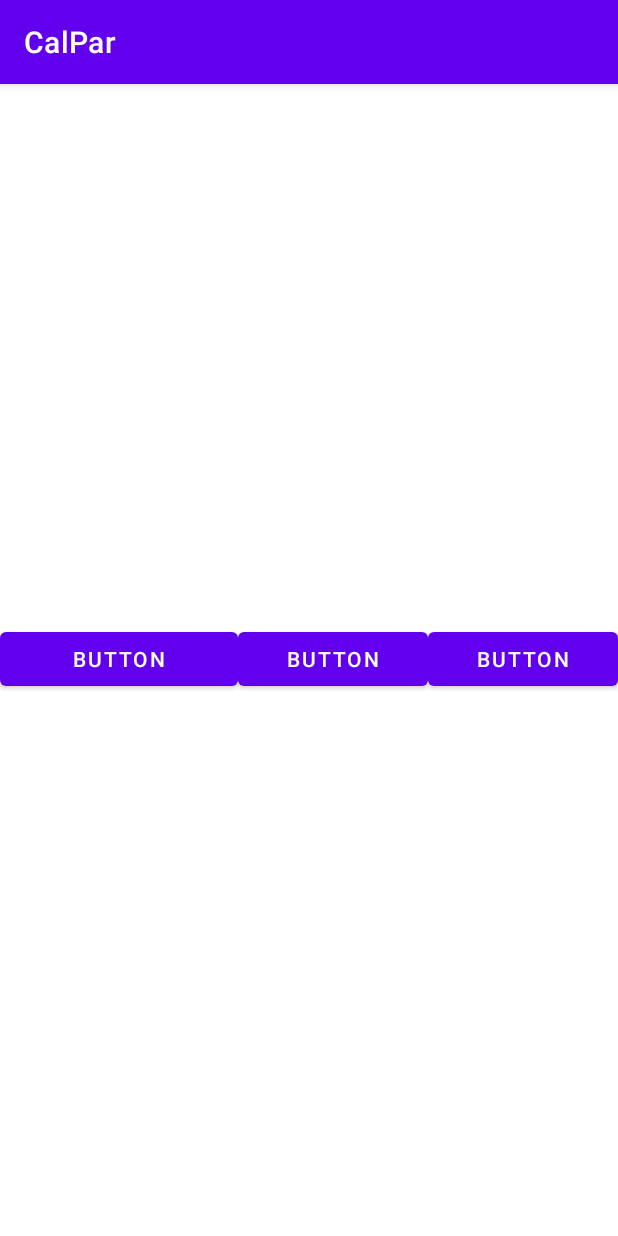
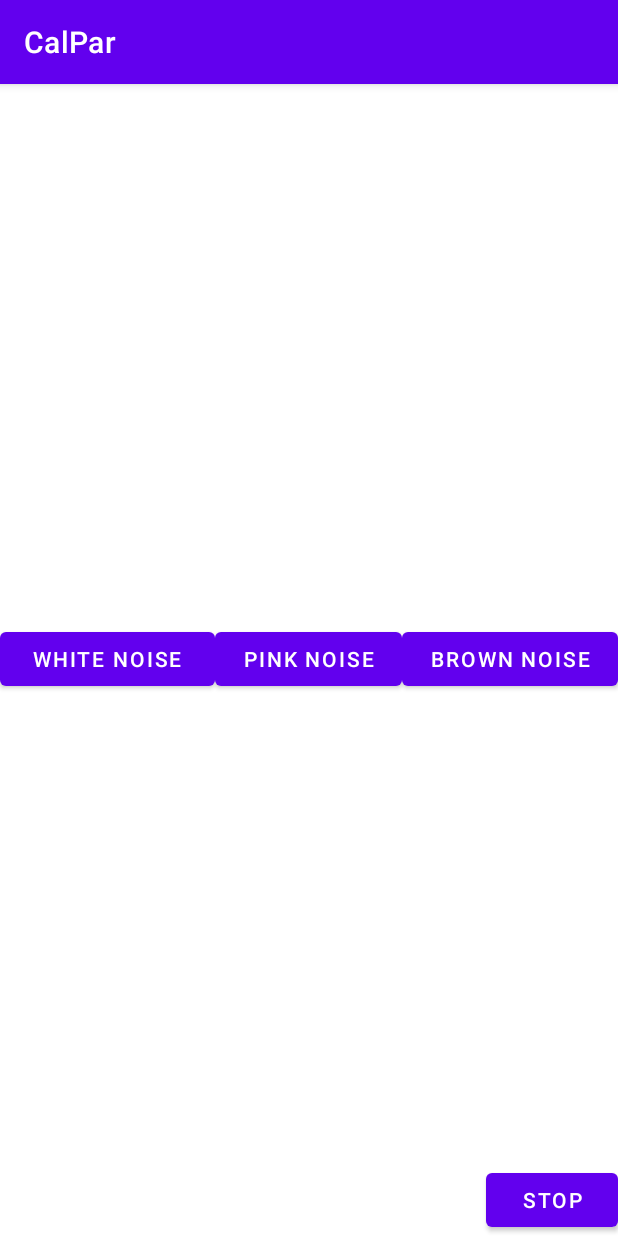
Before and after one commit to Haldyoso/CalPar, an Android app: the screen it shows after launch (MainActivity), on a phone screen of 412 x 824 dp. Run offline under Robolectric (Android 15) with nearby library versions, the light colour scheme and no system bars.

Commit message:
basic buttons

```diff
--- a/app/src/main/res/layout/activity_main.xml
+++ b/app/src/main/res/layout/activity_main.xml
@@ -20,20 +20,29 @@
             android:layout_height="wrap_content"
 
             android:layout_weight="2"
-            android:text="Button" />
+            android:text="@string/white_noise" />
 
         <Button
             android:id="@+id/button2"
             android:layout_width="wrap_content"
             android:layout_height="wrap_content"
             android:layout_weight="1"
-            android:text="Button" />
+            android:text="@string/pink_noise" />
 
         <Button
             android:id="@+id/button"
             android:layout_width="wrap_content"
             android:layout_height="wrap_content"
             android:layout_weight="1"
-            android:text="Button" />
+            android:text="@string/brown_noise" />
     </LinearLayout>
+
+    <Button
+        android:id="@+id/button4"
+        android:layout_width="wrap_content"
+        android:layout_height="wrap_content"
+        android:text="@string/stop"
+        app:layout_constraintBottom_toBottomOf="parent"
+        app:layout_constraintEnd_toEndOf="parent" />
+
 </androidx.constraintlayout.widget.ConstraintLayout>
--- a/app/src/main/res/values/strings.xml
+++ b/app/src/main/res/values/strings.xml
@@ -1,3 +1,9 @@
 <resources>
     <string name="app_name">CalPar</string>
+    <string name="white_noise">White noise</string>
+    <string name="pink_noise">Pink noise</string>
+    <string name="brown_noise">Brown noise</string>
+    <string name="stop">Stop</string>
+
+
 </resources>
```
